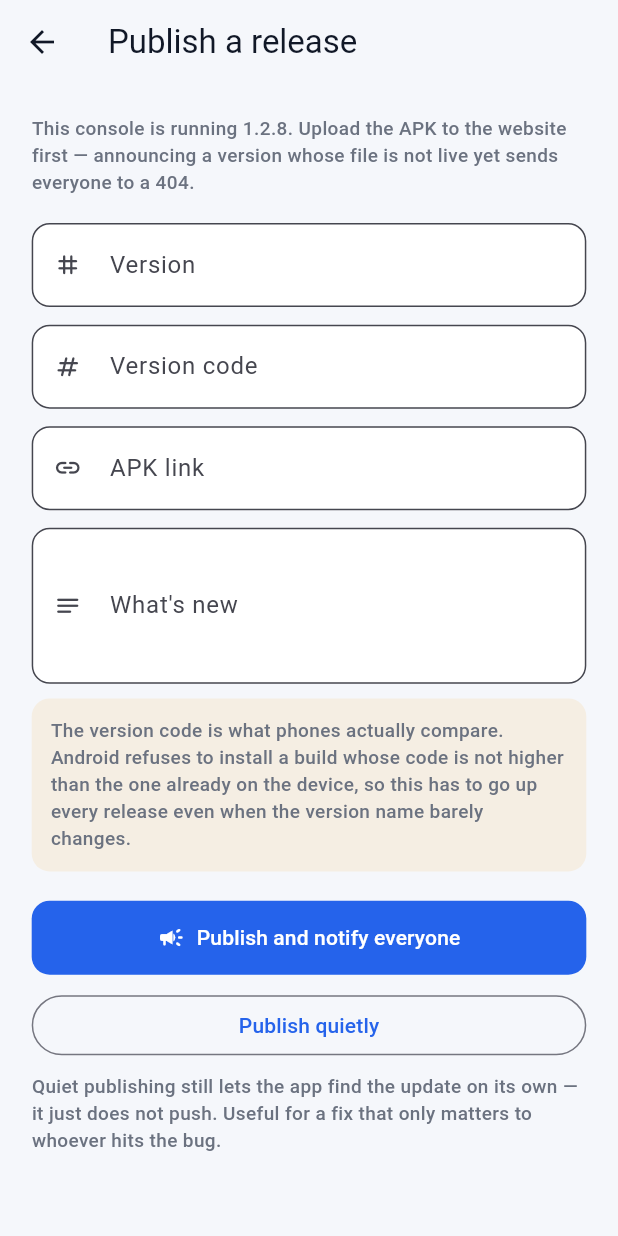
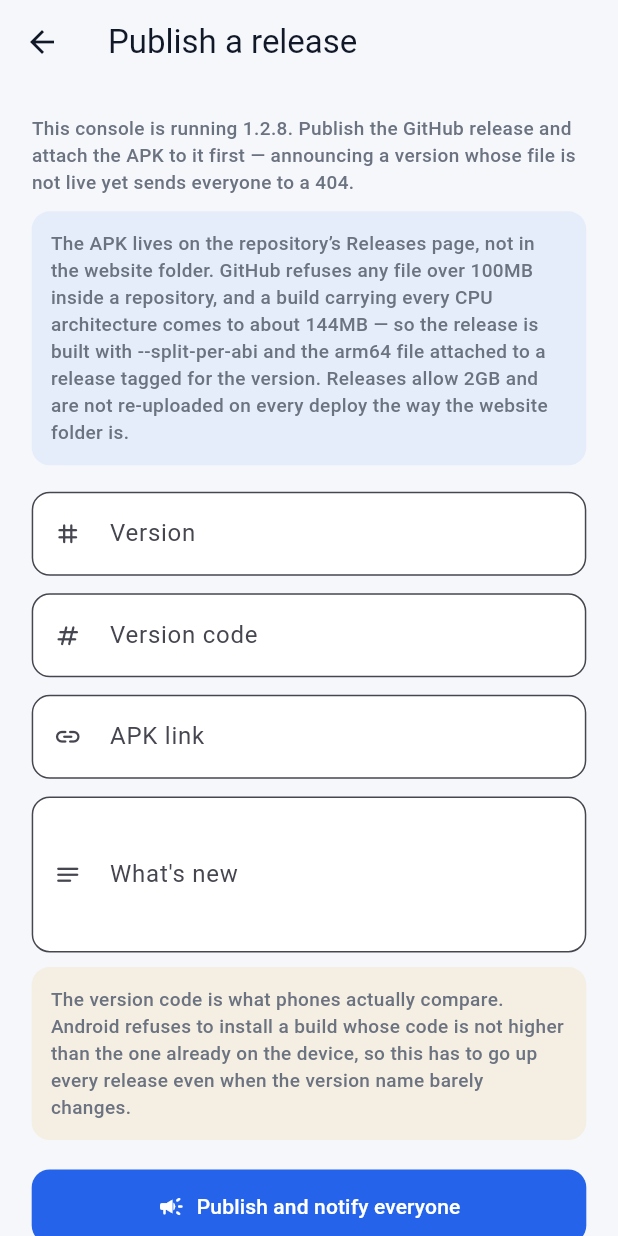
Before and after one commit to attendx-eee/attendx, a Flutter app: the ReleaseAnnounceScreen screen opened directly, on a phone screen of 412 x 824 dp. Run offline on Flutter 3.47's test engine with Material 3 defaults, Android fonts, the phone set to English and light mode, and no system bars; our stand-ins replace camera, cloud_firestore, custom_refresh_indicator, device_info_plus, firebase_auth, firebase_core and 10 more; missing offline and left inert: flutter_litert, google_mlkit_face_detection, google_mlkit_text_recognition, tflite_flutter; accounts and stored records are empty.

Commit message:
Point releases at GitHub Releases instead of the website folder
The download buttons and the console's Release screen both assumed the
APK sat next to index.html. That assumption just failed: a release build
carrying all three CPU architectures came to 144MB and GitHub refuses
any single file over 100MB inside a repository, so the push was rejected
outright.

Releases are the right home for it. 2GB a file, and they are not part of
the Pages payload — where every APK ever shipped was being re-uploaded
on every single deploy, which is how that folder reached 183MB.

The download page now links to the release asset. The Release screen
says where the APK belongs and why, and its placeholder shows the shape
of the URL rather than an old docs/ path. The link check in front of
publishing is unchanged and still does the work that matters: a HEAD
request that refuses to announce a version whose file is not live.

```diff
--- a/lib/admin/screens/release_announce_screen.dart
+++ b/lib/admin/screens/release_announce_screen.dart
@@ -210,14 +210,33 @@ class _ReleaseAnnounceScreenState extends State<ReleaseAnnounceScreen> {
 
                   Text(
                     'This console is running ${AppConfig.appVersion}. '
-                    'Upload the APK to the website first — announcing a '
-                    'version whose file is not live yet sends everyone '
-                    'to a 404.',
+                    'Publish the GitHub release and attach the APK to it '
+                    'first — announcing a version whose file is not live '
+                    'yet sends everyone to a 404.',
                     style: AppTextStyles.caption,
+                  ),
+                  SizedBox(height: Responsive.h(10)),
+                  Container(
+                    padding: Responsive.all(12),
+                    decoration: BoxDecoration(
+                      color: AppColors.primary.withValues(alpha: .07),
+                      borderRadius: BorderRadius.circular(AppRadius.sm),
+                    ),
+                    child: Text(
+                      'The APK lives on the repository’s Releases page, '
+                      'not in the website folder. GitHub refuses any file '
+                      'over 100MB inside a repository, and a build carrying '
+                      'every CPU architecture comes to about 144MB — so the '
+                      'release is built with --split-per-abi and the arm64 '
+                      'file attached to a release tagged for the version. '
+                      'Releases allow 2GB and are not re-uploaded on every '
+                      'deploy the way the website folder is.',
+                      style: AppTextStyles.caption,
+                    ),
                   ),
                   SizedBox(height: Responsive.h(18)),
 
-                  _field(_version, 'Version', 'e.g. 1.2.6',
+                  _field(_version, 'Version', 'e.g. 1.2.8',
                       Icons.tag_rounded),
                   SizedBox(height: Responsive.h(12)),
                   _field(_versionCode, 'Version code',
@@ -225,7 +244,11 @@ class _ReleaseAnnounceScreenState extends State<ReleaseAnnounceScreen> {
                       Icons.numbers_rounded,
                       numeric: true),
                   SizedBox(height: Responsive.h(12)),
-                  _field(_apkUrl, 'APK link', 'https://…/attendx-v1.2.6.apk',
+                  _field(
+                      _apkUrl,
+                      'APK link',
+                      'https://github.com/attendx-eee/attendx/releases/'
+                          'download/v1.2.8/attendx-v1.2.8.apk',
                       Icons.link_rounded),
                   SizedBox(height: Responsive.h(12)),
                   _field(_notes, "What's new", 'Shown in the notification',
```
Also changed, not shown: 1 other file.
